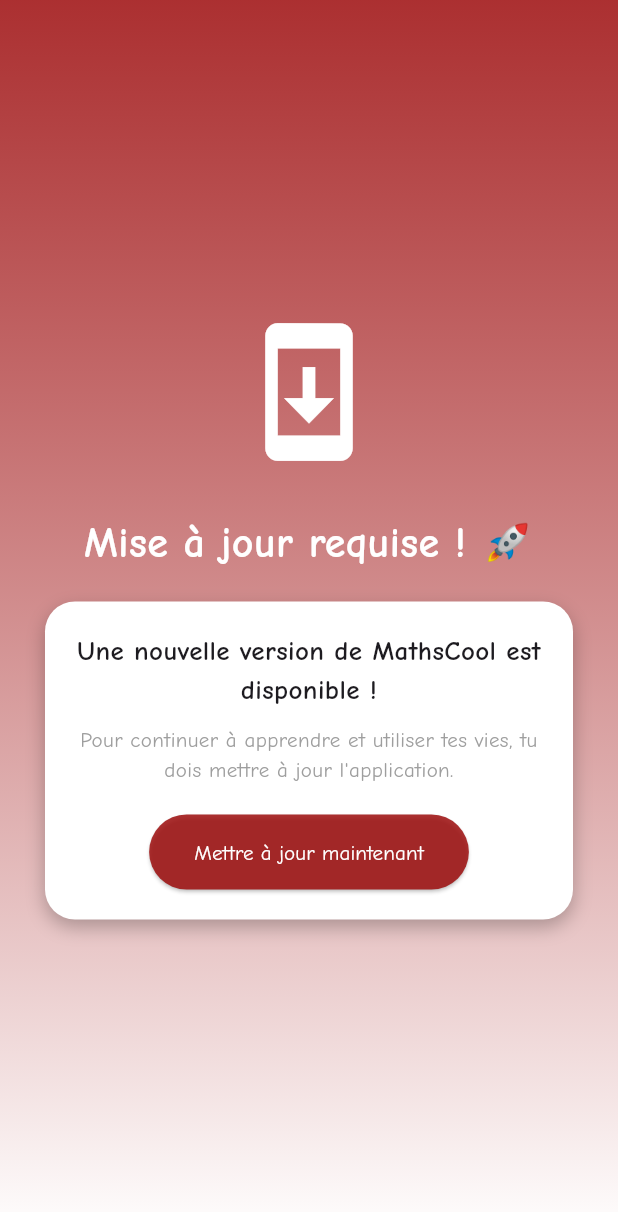
After one commit to Happyazondekon/MathsCool, a Flutter app: the UpdateRequiredScreen screen opened directly, after a tap on "Mettre à jour maintenant", on a phone screen of 412 x 824 dp. The commit adds this screen. Shown: the top 1212 px of the screen. Run offline on Flutter 3.47's test engine with Material 3 defaults, Android fonts, the phone set to English and light mode, and no system bars; our stand-ins replace cloud_firestore, confetti, firebase_auth, firebase_core, firebase_remote_config, flutter_local_notifications and 9 more; missing offline and left inert: in_app_purchase_android; accounts and stored records are empty; project files that could hold a hidden picture were left out.

Commit message:
kill switch

```diff
--- a/lib/main.dart
+++ b/lib/main.dart
@@ -11,7 +11,11 @@
 import 'package:mathscool/services/user_service.dart';
 import 'package:mathscool/services/notification_service.dart';
 import 'package:mathscool/services/progress_service.dart';
-import 'package:mathscool/services/lives_service.dart'; // NOUVEAU : Import du service de vies
+import 'package:mathscool/services/lives_service.dart';
+
+// --- NOUVEAU : Imports pour le Kill Switch ---
+import 'package:mathscool/services/remote_config_service.dart';
+import 'package:mathscool/screens/update_required_screen.dart';
 
 void main() async {
   WidgetsFlutterBinding.ensureInitialized();
@@ -23,6 +27,13 @@
   final notificationService = NotificationService();
   await notificationService.initialize();
 
+  // --- NOUVEAU : Initialiser Remote Config et vérifier la version ---
+  final remoteConfig = RemoteConfigService();
+  await remoteConfig.initialize();
+
+  // Vérifier si une mise à jour est requise AVANT de lancer l'app
+  final bool updateRequired = await remoteConfig.isUpdateRequired();
+
   runApp(
     MultiProvider(
       providers: [
@@ -33,18 +44,22 @@
         Provider(create: (_) => AuthService()),
         Provider(create: (_) => UserService()),
         Provider(create: (_) => ProgressService()),
-
         ChangeNotifierProvider(create: (_) => LivesService()),
-
         Provider.value(value: notificationService),
       ],
-      child: const MathsCoolApp(),
+      // On passe le statut de mise à jour à l'application
+      child: MathsCoolApp(showUpdateScreen: updateRequired),
     ),
   );
 }
 
 class MathsCoolApp extends StatelessWidget {
-  const MathsCoolApp({super.key});
+  final bool showUpdateScreen; // Variable pour savoir si on doit bloquer
+
+  const MathsCoolApp({
+    super.key,
+    this.showUpdateScreen = false, // Par défaut à false
+  });
 
   @override
   Widget build(BuildContext context) {
@@ -56,7 +71,8 @@
         fontFamily: 'ComicNeue',
         visualDensity: VisualDensity.adaptivePlatformDensity,
       ),
-      home: const AuthWrapper(),
+      // LOGIQUE : Si update requise -> Écran de blocage, Sinon -> Flux normal (Auth)
+      home: showUpdateScreen ? const UpdateRequiredScreen() : const AuthWrapper(),
       routes: {
         '/home': (context) => const HomeScreen(),
       },
--- /dev/null
+++ b/lib/screens/update_required_screen.dart
@@ -0,0 +1,97 @@
+import 'package:flutter/material.dart';
+import 'package:url_launcher/url_launcher.dart';
+import '../services/remote_config_service.dart';
+import '../utils/colors.dart'; // Assure-toi d'avoir tes couleurs
+
+class UpdateRequiredScreen extends StatelessWidget {
+  const UpdateRequiredScreen({Key? key}) : super(key: key);
+
+  Future<void> _launchStore() async {
+    final url = RemoteConfigService().storeUrl;
+    if (url.isNotEmpty) {
+      final uri = Uri.parse(url);
+      if (await canLaunchUrl(uri)) {
+        await launchUrl(uri, mode: LaunchMode.externalApplication);
+      }
+    }
+  }
+
+  @override
+  Widget build(BuildContext context) {
+    // PopScope empêche le bouton retour Android de fermer l'écran
+    return PopScope(
+      canPop: false,
+      child: Scaffold(
+        body: Container(
+          width: double.infinity,
+          decoration: BoxDecoration(
+            gradient: LinearGradient(
+              begin: Alignment.topCenter,
+              end: Alignment.bottomCenter,
+              colors: [AppColors.christ, Colors.white],
+            ),
+          ),
+          child: Column(
+            mainAxisAlignment: MainAxisAlignment.center,
+            children: [
+              const Icon(Icons.system_update, size: 100, color: Colors.white),
+              const SizedBox(height: 30),
+              const Text(
+                "Mise à jour requise ! 🚀",
+                style: TextStyle(
+                  fontSize: 28,
+                  fontWeight: FontWeight.bold,
+                  color: Colors.white,
+                  fontFamily: 'ComicNeue',
+                ),
+              ),
+              const SizedBox(height: 20),
+              Padding(
+                padding: const EdgeInsets.symmetric(horizontal: 30),
+                child: Container(
+                  padding: const EdgeInsets.all(20),
+                  decoration: BoxDecoration(
+                    color: Colors.white,
+                    borderRadius: BorderRadius.circular(20),
+                    boxShadow: [
+                      BoxShadow(
+                          color: Colors.black26, blurRadius: 10, offset: Offset(0, 5))
+                    ],
+                  ),
+                  child: Column(
+                    children: [
+                      const Text(
+                        "Une nouvelle version de MathsCool est disponible !",
+                        textAlign: TextAlign.center,
+                        style: TextStyle(fontSize: 18, fontWeight: FontWeight.bold),
+                      ),
+                      const SizedBox(height: 10),
+                      const Text(
+                        "Pour continuer à apprendre et utiliser tes vies, tu dois mettre à jour l'application.",
+                        textAlign: TextAlign.center,
+                        style: TextStyle(color: Colors.grey),
+                      ),
+                      const SizedBox(height: 20),
+                      ElevatedButton(
+                        onPressed: _launchStore,
+                        style: ElevatedButton.styleFrom(
+                          backgroundColor: AppColors.christ,
+                          foregroundColor: Colors.white,
+                          padding: const EdgeInsets.symmetric(horizontal: 30, vertical: 15),
+                          shape: RoundedRectangleBorder(
+                            borderRadius: BorderRadius.circular(30),
+                          ),
+                        ),
+                        child: const Text("Mettre à jour maintenant"),
+                      ),
+                    ],
+                  ),
+                ),
+              ),
+            ],
+          ),
+        ),
+      ),
+    );
+  }
+}
--- /dev/null
+++ b/lib/services/remote_config_service.dart
@@ -0,0 +1,75 @@
+import 'package:firebase_remote_config/firebase_remote_config.dart';
+import 'package:package_info_plus/package_info_plus.dart';
+import 'package:flutter/foundation.dart';
+
+class RemoteConfigService {
+  static final RemoteConfigService _instance = RemoteConfigService._internal();
+  factory RemoteConfigService() => _instance;
+  RemoteConfigService._internal();
+
+  final FirebaseRemoteConfig _remoteConfig = FirebaseRemoteConfig.instance;
+
+  // Clés définies dans la console Firebase
+  static const String _keyMinVersion = 'min_required_version';
+  static const String _keyStoreUrl = 'store_url';
+
+  String get storeUrl => _remoteConfig.getString(_keyStoreUrl);
+
+  /// Initialiser et récupérer les configs
+  Future<void> initialize() async {
+    try {
+      // Paramètres par défaut si pas d'internet
+      await _remoteConfig.setDefaults({
+        _keyMinVersion: '2.1.1',
+        _keyStoreUrl: 'https://play.google.com/store/apps/details?id=com.heyhappy.mathscool',
+      });
+
+      // Configurer le cache (0 en dev pour voir les changements de suite, 1h en prod)
+      await _remoteConfig.setConfigSettings(RemoteConfigSettings(
+        fetchTimeout: const Duration(minutes: 1),
+        minimumFetchInterval: kDebugMode ? const Duration(minutes: 0) : const Duration(hours: 1),
+      ));
+
+      // Récupérer et activer les valeurs
+      await _remoteConfig.fetchAndActivate();
+
+      if (kDebugMode) {
+        print('Remote Config: Min Version: ${_remoteConfig.getString(_keyMinVersion)}');
+      }
+    } catch (e) {
+      print('Erreur Remote Config: $e');
+    }
+  }
+
+  /// Vérifier si une mise à jour est requise
+  Future<bool> isUpdateRequired() async {
+    try {
+      final PackageInfo packageInfo = await PackageInfo.fromPlatform();
+      final String currentVersionStr = packageInfo.version; // ex: "1.0.0"
+      final String minVersionStr = _remoteConfig.getString(_keyMinVersion);
+
+      return _compareVersions(currentVersionStr, minVersionStr) < 0;
+    } catch (e) {
+      print('Erreur lors de la comparaison de version: $e');
+      return false; // En cas d'erreur, on ne bloque pas l'utilisateur
+    }
+  }
+
+  /// Compare deux versions (ex: "1.2.0" vs "1.2.1")
+  /// Retourne -1 si v1 < v2 (Mise à jour requise)
+  /// Retourne 0 si v1 == v2
+  /// Retourne 1 si v1 > v2
+  int _compareVersions(String v1, String v2) {
+    List<int> v1Parts = v1.split('.').map(int.parse).toList();
+    List<int> v2Parts = v2.split('.').map(int.parse).toList();
+
+    for (int i = 0; i < 3; i++) {
+      int part1 = (i < v1Parts.length) ? v1Parts[i] : 0;
+      int part2 = (i < v2Parts.length) ? v2Parts[i] : 0;
+
+      if (part1 < part2) return -1;
+      if (part1 > part2) return 1;
+    }
+    return 0;
+  }
+}
--- a/pubspec.yaml
+++ b/pubspec.yaml
@@ -1,7 +1,7 @@
 name: mathscool
 description: Une application éducative pour les enfants
 
-version: 2.1.0+8
+version: 2.1.1+9
 
 environment:
   sdk: ">=2.17.0 <3.0.0"
@@ -30,6 +30,8 @@
   firebase_messaging: ^14.7.0
   permission_handler: ^12.0.0+1
   in_app_purchase: ^3.1.13
+  firebase_remote_config: ^4.3.0
+  package_info_plus: ^9.0.0
 
 
 
```
Also changed, not shown: pubspec.lock.
